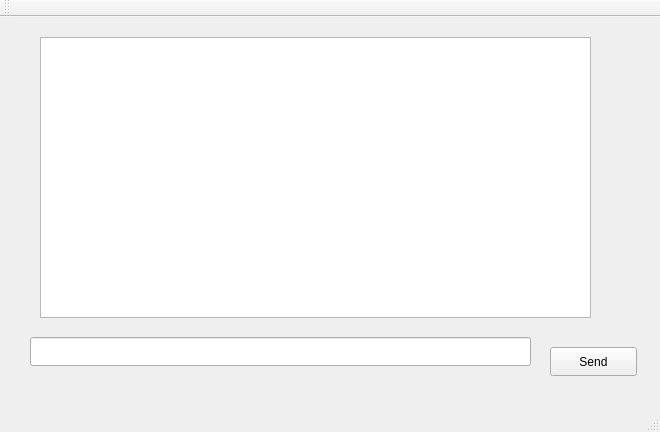
The window that client/Gui/Gui/mainwindow.ui (bastienrinck/2017_Myirc) describes before a commit, drawn with Qt 5.
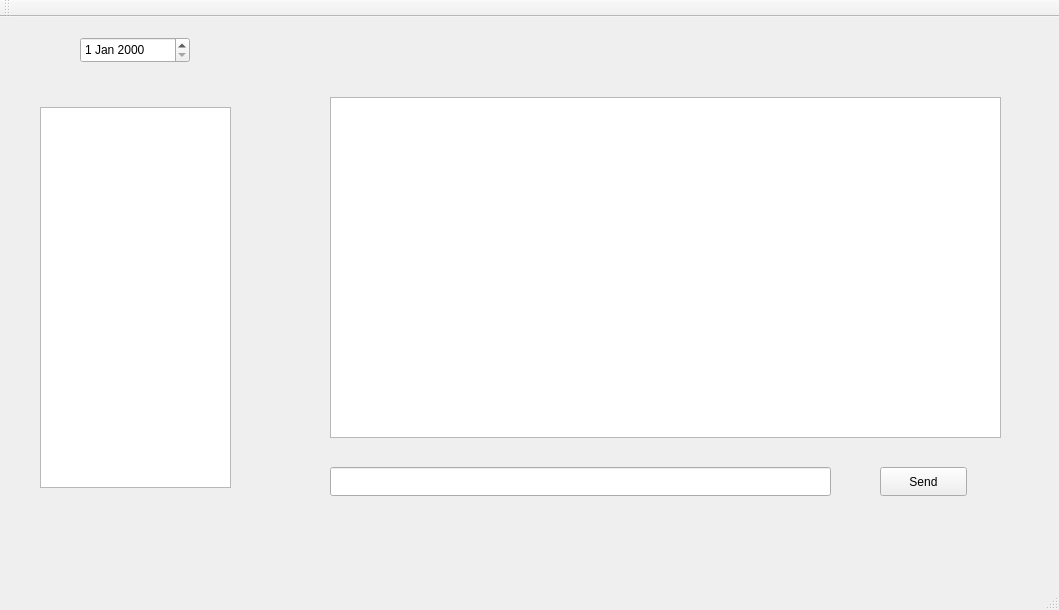
The same window after the commit.

Commit message: qt client

```diff
--- a/client/Gui/Gui/mainwindow.ui
+++ b/client/Gui/Gui/mainwindow.ui
@@ -6,8 +6,8 @@
    <rect>
     <x>0</x>
     <y>0</y>
-    <width>660</width>
-    <height>432</height>
+    <width>1059</width>
+    <height>610</height>
    </rect>
   </property>
   <property name="windowTitle">
@@ -17,8 +17,8 @@
    <widget class="QPushButton" name="btnSend">
     <property name="geometry">
      <rect>
-      <x>550</x>
-      <y>330</y>
+      <x>880</x>
+      <y>450</y>
       <width>87</width>
       <height>29</height>
      </rect>
@@ -30,8 +30,8 @@
    <widget class="QLineEdit" name="lineMessage">
     <property name="geometry">
      <rect>
-      <x>30</x>
-      <y>320</y>
+      <x>330</x>
+      <y>450</y>
       <width>501</width>
       <height>29</height>
      </rect>
@@ -40,10 +40,30 @@
    <widget class="QTextEdit" name="textEdit">
     <property name="geometry">
      <rect>
+      <x>330</x>
+      <y>80</y>
+      <width>671</width>
+      <height>341</height>
+     </rect>
+    </property>
+   </widget>
+   <widget class="QTextEdit" name="clientEdit">
+    <property name="geometry">
+     <rect>
       <x>40</x>
+      <y>90</y>
+      <width>191</width>
+      <height>381</height>
+     </rect>
+    </property>
+   </widget>
+   <widget class="QDateEdit" name="dateEdit">
+    <property name="geometry">
+     <rect>
+      <x>80</x>
       <y>20</y>
-      <width>551</width>
-      <height>281</height>
+      <width>110</width>
+      <height>26</height>
      </rect>
     </property>
    </widget>
```
Left out of the diff: 4 changed lines with no effect on the pictures. The commit also changes 7 other files.
